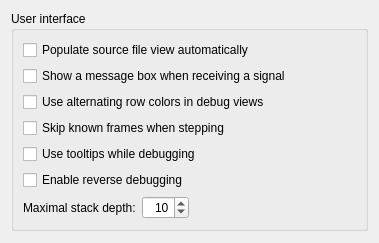
Qt form src/plugins/debugger/commonoptionspage.ui (qt-creator/qt-creator) before a commit.
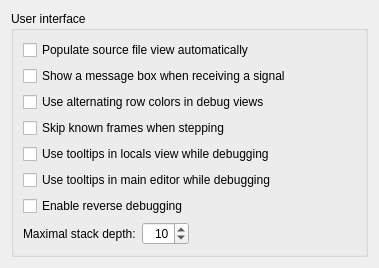
The same form after that commit.

```diff
--- a/src/plugins/debugger/commonoptionspage.ui
+++ b/src/plugins/debugger/commonoptionspage.ui
@@ -58,7 +58,17 @@
          <string>Checking this will enable tooltips for variable values during debugging. Since this can slow down debugging and does not provide reliable information as it does not use scope information, it is switched off by default.</string>
         </property>
         <property name="text">
-         <string>Use tooltips while debugging</string>
+         <string>Use tooltips in locals view while debugging</string>
+        </property>
+       </widget>
+      </item>
+      <item>
+       <widget class="QCheckBox" name="checkBoxUseToolTipsInLocalsView">
+        <property name="toolTip">
+         <string>Checking this will enable tooltips for in the locals view during debugging.</string>
+        </property>
+        <property name="text">
+         <string>Use tooltips in main editor while debugging</string>
         </property>
        </widget>
       </item>
```
Left out of the diff: 2 changed lines with no effect on the pictures.
